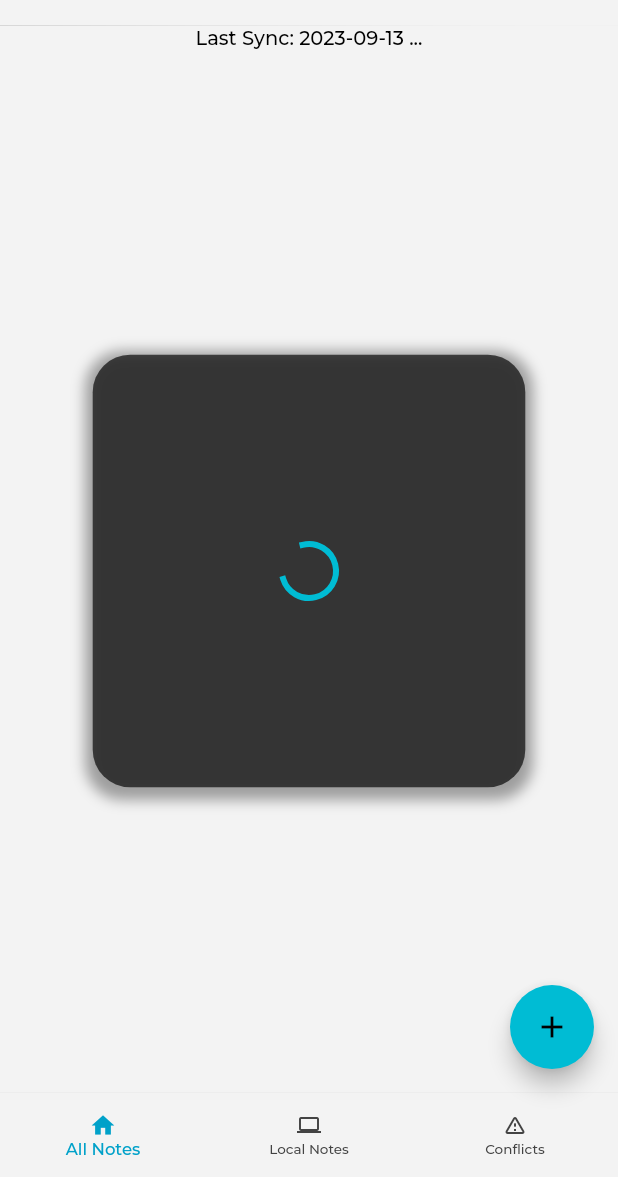
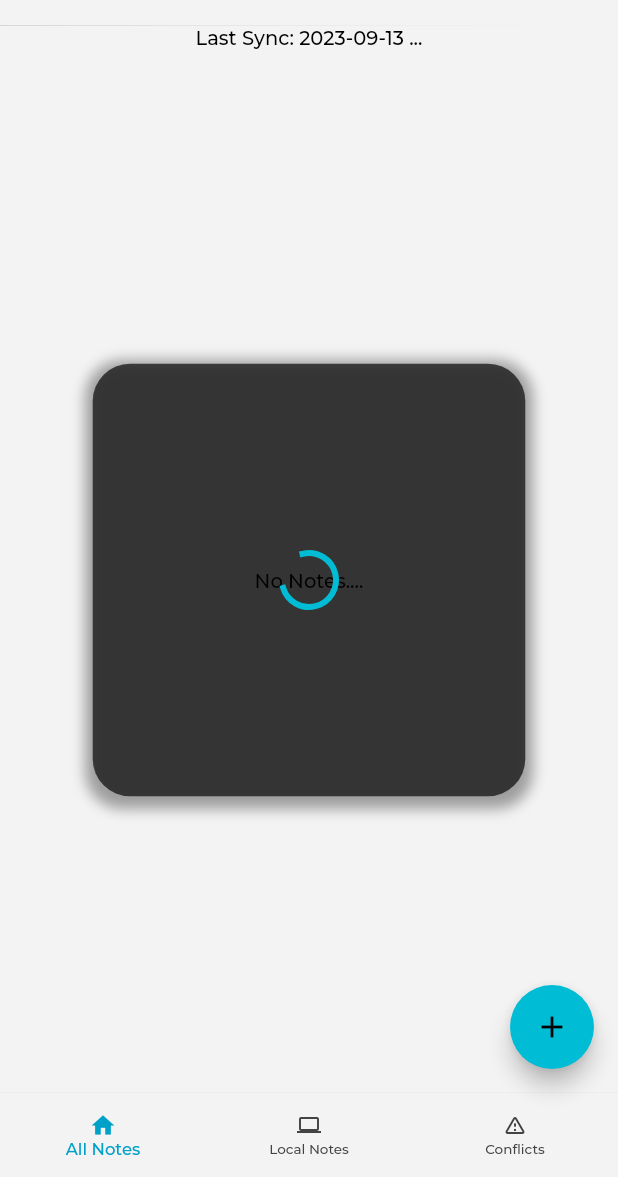
Before and after one commit to Mileslemi/appsyncing, a Flutter app: the DashBoard screen opened by its route, on a phone screen of 412 x 824 dp, the part 59-1236 px from its top. Run offline on Flutter 3.47's test engine with Material 2 defaults, Android fonts, the light colour scheme and no system bars; our stand-ins replace get, google_fonts, sqflite_common_ffi; missing offline and left inert: window_size; accounts and stored records are empty.

Commit message:
_displayed notes in a staggered manner

```diff
--- a/lib/views/allnotes/allnotes.dart
+++ b/lib/views/allnotes/allnotes.dart
@@ -1,7 +1,10 @@
 import 'package:appsyncing/common_widgets/loading_widget.dart';
+import 'package:appsyncing/common_widgets/note_display.dart';
 import 'package:appsyncing/views/allnotes/allnotes_controller.dart';
 import 'package:flutter/material.dart';
 import 'package:get/get.dart';
+
+import '../../constants/sizes.dart';
 
 class AllNotes extends StatelessWidget {
   const AllNotes({
@@ -22,11 +25,18 @@ class AllNotes extends StatelessWidget {
               "Last Sync: ${allNotesCtrl.lastSync}",
             ),
           ),
+          const SizedBox(
+            height: defaultSpacing,
+          ),
           Expanded(
             child: GetBuilder<AllNotesController>(builder: (controller) {
               return Stack(
                 children: [
-                  ListView(),
+                  controller.allLocalNotes.isNotEmpty
+                      ? buildNotes(controller.allLocalNotes)
+                      : const Center(
+                          child: Text("No Notes...."),
+                        ),
                   controller.fetching.value
                       ? const LoadingWidget()
                       : const SizedBox(),
```
Also changed, not shown: lib/common_widgets/note_display.dart (added, +51 -0 lines).
